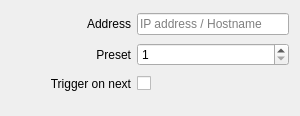
The window that src/Widgets/Inspector/Panasonic/InspectorPanasonicPresetWidget.ui (CasparCG/client) describes before a commit, drawn with Qt 5.
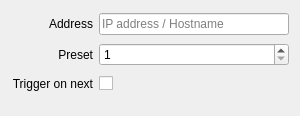
The same window after the commit.

Commit message: Remove minimumSize constraint from labels

Patch:
```diff
--- a/src/Widgets/Inspector/Panasonic/InspectorPanasonicPresetWidget.ui
+++ b/src/Widgets/Inspector/Panasonic/InspectorPanasonicPresetWidget.ui
@@ -26,12 +26,6 @@
    </item>
    <item row="2" column="0">
     <widget class="QLabel" name="labelTriggerOnNext">
-     <property name="minimumSize">
-      <size>
-       <width>120</width>
-       <height>0</height>
-      </size>
-     </property>
      <property name="text">
       <string>Trigger on next</string>
      </property>
@@ -42,12 +36,6 @@
    </item>
    <item row="0" column="0">
     <widget class="QLabel" name="labelAddress">
-     <property name="minimumSize">
-      <size>
-       <width>120</width>
-       <height>0</height>
-      </size>
-     </property>
      <property name="text">
       <string>Address</string>
      </property>
@@ -58,12 +46,6 @@
    </item>
    <item row="1" column="0">
     <widget class="QLabel" name="labelPreset">
-     <property name="minimumSize">
-      <size>
-       <width>120</width>
-       <height>0</height>
-      </size>
-     </property>
      <property name="text">
       <string>Preset</string>
      </property>
```
The commit also changes 53 other files.
